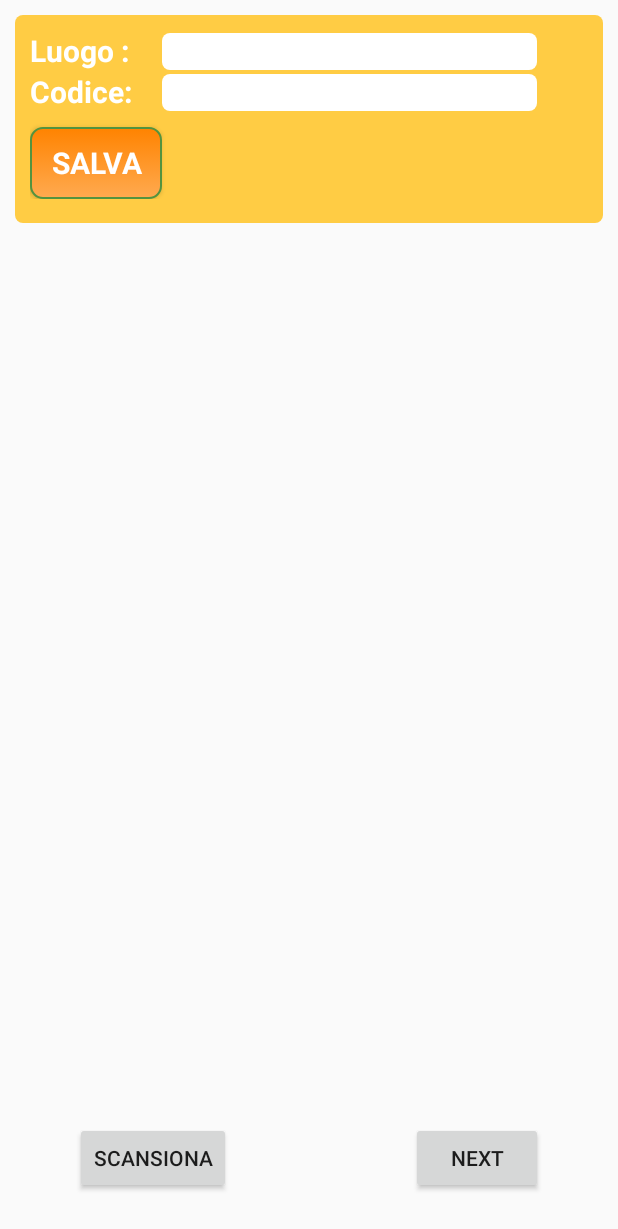
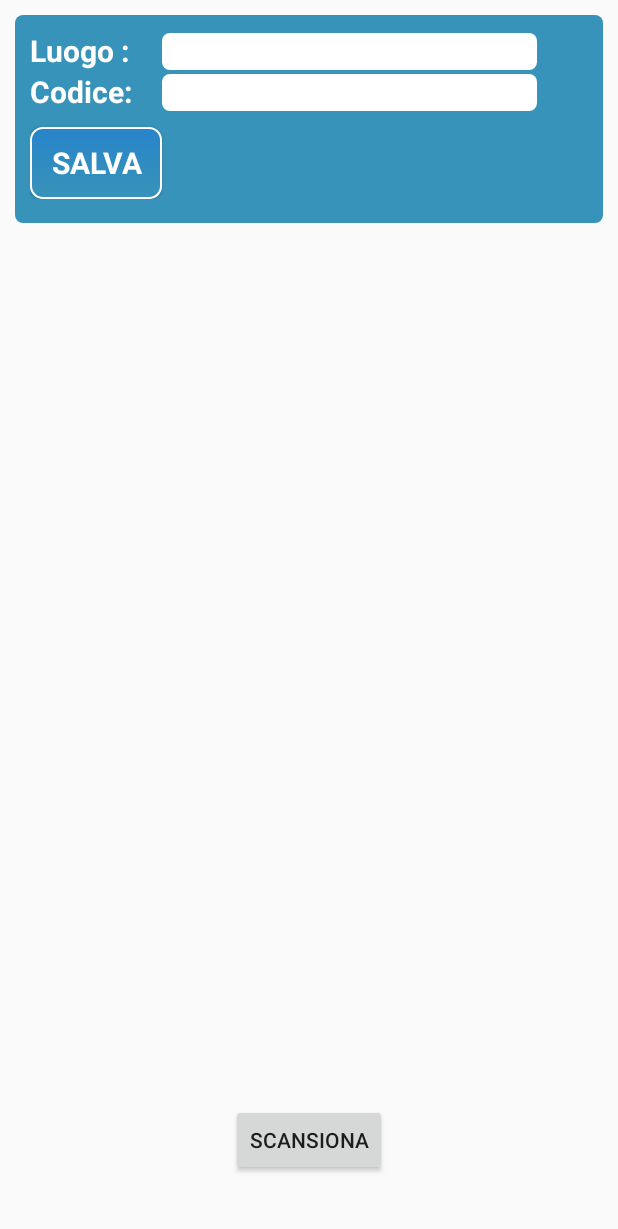
Before and after one commit to apanariello4/iot-clean-air, an Android app: the layout activity_main.xml on its own in the app's theme, with its tools: preview values and no code run, on a phone screen of 412 x 824 dp. Shown: the top 1229 px of the screen. Run offline under Robolectric (Android 15) with nearby library versions, the phone set to English and light mode, and no system bars.

Commit message:
Update App Android

```diff
--- a/Client-app (mobile)/app/src/main/java/com/example/finestre/MainActivity.java
+++ b/Client-app (mobile)/app/src/main/java/com/example/finestre/MainActivity.java
@@ -25,11 +25,10 @@ import androidx.appcompat.app.AlertDialog;
 import androidx.core.app.ActivityCompat;
 import androidx.core.content.ContextCompat;
 
-import static android.provider.AlarmClock.EXTRA_MESSAGE;
-
 public class MainActivity extends Activity {
 
 	public static final String EXTRA_UUID = "Nessun UUID";
+	public static final String EXTRA_LOCATION = "Luogo non definito";
 	private static final int REQUEST_CAMERA_RESULT = 1;
 	private DbManager db=null;
 	private CursorAdapter adapter;
@@ -53,6 +52,7 @@ public class MainActivity extends Activity {
 	protected void onCreate(Bundle savedInstanceState) {
 		super.onCreate(savedInstanceState);
 		setContentView(R.layout.activity_main);
+
 
 		db = new DbManager(this);
 		listview = (ListView) findViewById(R.id.listview);
@@ -109,8 +109,10 @@ public class MainActivity extends Activity {
 				Cursor crs = adapter.getCursor();
 				crs.moveToPosition(position);
 				String uuid = crs.getString(crs.getColumnIndex(DatabaseStrings.FIELD_SUBJECT));
+				String location = crs.getString(crs.getColumnIndex(DatabaseStrings.FIELD_LOCATION));
 				Intent intent=new Intent(MainActivity.this, CommandArduino.class);
 				intent.putExtra(EXTRA_UUID, uuid);
+				intent.putExtra(EXTRA_LOCATION, location);
 				startActivity(intent);
 
 			}
--- a/Client-app (mobile)/app/src/main/java/com/example/finestre/QRcodeActivity.java
+++ b/Client-app (mobile)/app/src/main/java/com/example/finestre/QRcodeActivity.java
@@ -1,23 +1,17 @@
 package com.example.finestre;
 
-import android.app.Activity;
 import android.content.Intent;
 import android.os.Bundle;
-import android.view.LayoutInflater;
 import android.view.View;
-import android.view.ViewGroup;
 import android.widget.Toast;
 
 import androidx.annotation.NonNull;
-import androidx.annotation.Nullable;
 import androidx.appcompat.app.AppCompatActivity;
 
 import com.budiyev.android.codescanner.CodeScanner;
 import com.budiyev.android.codescanner.CodeScannerView;
 import com.budiyev.android.codescanner.DecodeCallback;
 import com.google.zxing.Result;
-
-import static android.provider.AlarmClock.EXTRA_MESSAGE;
 
 public class QRcodeActivity extends AppCompatActivity {
     private CodeScanner mCodeScanner;
--- a/Client-app (mobile)/app/src/main/res/drawable/button_selector.xml
+++ b/Client-app (mobile)/app/src/main/res/drawable/button_selector.xml
@@ -3,10 +3,10 @@
     <item android:state_pressed="true" >
         <shape>
             <solid
-                android:color="#ff8300" />
+                android:color="#3893ba" />
             <stroke
                 android:width="1dp"
-                android:color="#53933f" />
+                android:color="#3893ba" />
             <corners
                 android:radius="8dp" />
             <padding
@@ -19,12 +19,12 @@
     <item>
         <shape>
             <gradient
-                android:startColor="#ff8300"
-                android:endColor="#ffAA50"
+                android:startColor="#2884c9"
+                android:endColor="#3893ba"
                 android:angle="270" />
             <stroke
                 android:width="1dp"
-                android:color="#53933f" />
+                android:color="#ffffff" />
             <corners
                 android:radius="8dp" />
             <padding
--- a/Client-app (mobile)/app/src/main/res/drawable/form_bgk.xml
+++ b/Client-app (mobile)/app/src/main/res/drawable/form_bgk.xml
@@ -2,5 +2,5 @@
 <shape xmlns:android="http://schemas.android.com/apk/res/android" >
     <corners android:radius="5dp"
 	/>
-    <solid android:color="#FFCC44"/>
+    <solid android:color="#3893ba"/>
 </shape>
--- a/Client-app (mobile)/app/src/main/res/layout/activity_main.xml
+++ b/Client-app (mobile)/app/src/main/res/layout/activity_main.xml
@@ -77,7 +77,7 @@
 		android:layout_below="@id/Tabella"
 		android:layout_height="match_parent"
 		android:layout_centerInParent="true"
-		android:divider="#ff8300"
+		android:divider="#3893ba"
 		android:layout_marginBottom="80dp"
 		android:dividerHeight="3dp" />
 
@@ -85,21 +85,12 @@
 		android:id="@+id/button_scan"
 		android:layout_width="wrap_content"
 		android:layout_height="wrap_content"
-		android:layout_alignParentStart="true"
 		android:layout_alignParentBottom="true"
-		android:layout_marginStart="40dp"
-		android:layout_marginBottom="18dp"
+		android:layout_centerInParent="true"
+		android:layout_marginStart="52dp"
+		android:layout_marginBottom="30dp"
+
 		android:text="Scansiona" />
-
-	<Button
-		android:id="@+id/button_mqtt"
-		android:layout_width="wrap_content"
-		android:layout_height="wrap_content"
-		android:layout_alignParentEnd="true"
-		android:layout_alignParentBottom="true"
-		android:layout_marginEnd="40dp"
-		android:layout_marginBottom="18dp"
-		android:text="Next" />
 
 
 </RelativeLayout>
--- a/Client-app (mobile)/app/src/main/res/values/styles.xml
+++ b/Client-app (mobile)/app/src/main/res/values/styles.xml
@@ -7,4 +7,9 @@
         <item name="colorAccent">@color/colorAccent</item>
     </style>
 
+    <style name="SplashScreen" parent="Theme.AppCompat.Light.NoActionBar">
+        <item name="android:windowBackground">@drawable/splash_image</item>
+
+    </style>
+
 </resources>
--- a/Client-app (mobile)/app/src/main/res/values/text_styles.xml
+++ b/Client-app (mobile)/app/src/main/res/values/text_styles.xml
@@ -1,7 +1,7 @@
 <?xml version="1.0" encoding="utf-8"?>
 <resources>
     <style name="parent_textstyle">
-        <item name="android:textColor">#040404</item>
+        <item name="android:textColor">#000000</item>
         <item name="android:typeface">sans</item>
     </style>
     <style name="big_textstyle" parent="parent_textstyle">
```
Also changed, not shown: Client-app (mobile)/app/src/main/AndroidManifest.xml (+13 -1 lines), Client-app (mobile)/app/src/main/java/com/example/finestre/CommandArduino.java (+3 -6 lines), 3 other files.
